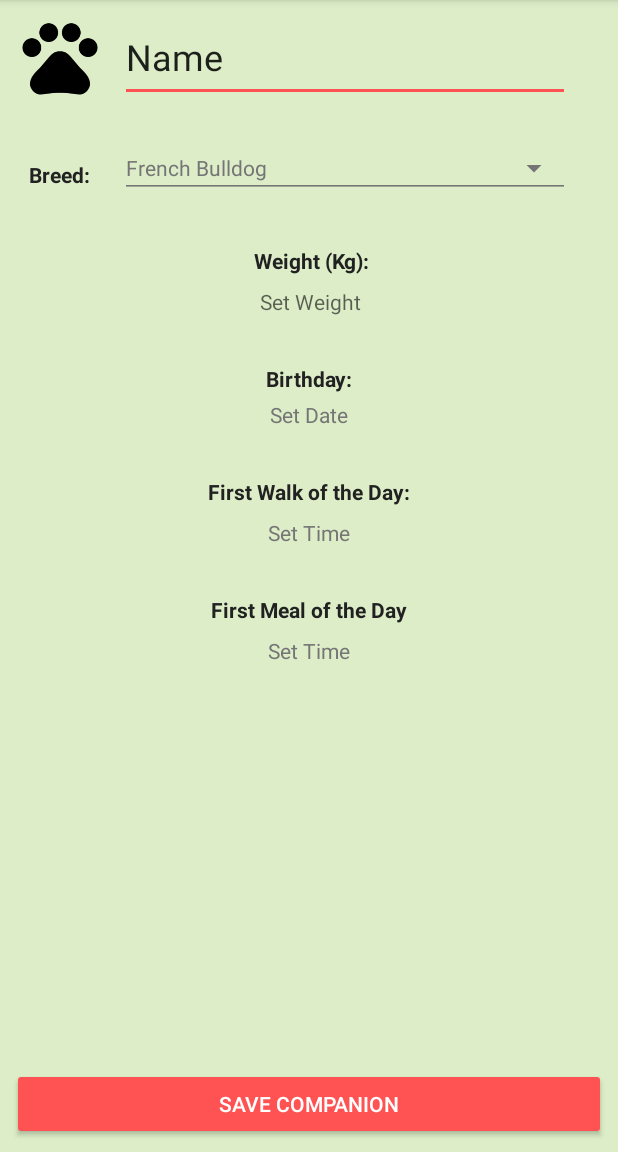
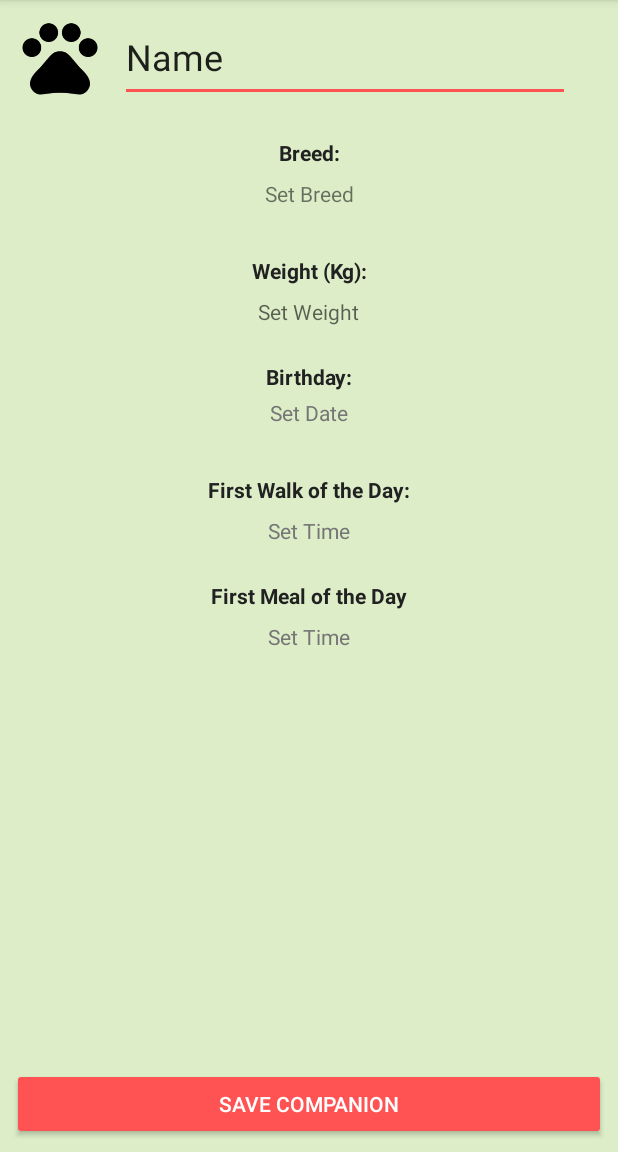
Before and after one commit to MarcusKarlberg/PawCompanion, an Android app: the DogInfoInputActivity screen opened directly, with no data from a screen before it, on a phone screen of 412 x 824 dp, the part 84-1236 px from its top. Run offline under Robolectric (Android 15) with nearby library versions, the phone set to English and light mode, and no system bars.

Commit message:
Replaced breed spinner with searchview when selecting breeds

```diff
--- a/app/src/main/AndroidManifest.xml
+++ b/app/src/main/AndroidManifest.xml
@@ -26,8 +26,11 @@
 
         <receiver android:name=".notification.MealNotification" />
 
-        <activity android:name=".activity.WalkNotificationActivity"></activity>
+        <activity android:name=".activity.WalkNotificationActivity" />
+
         <receiver android:name=".notification.WalkNotification" />
+
+        <activity android:name=".activity.SelectBreedActivity"></activity>
     </application>
 
 </manifest>
--- a/app/src/main/java/com/example/marcu/pawcompanion/activity/DogInfoInputActivity.java
+++ b/app/src/main/java/com/example/marcu/pawcompanion/activity/DogInfoInputActivity.java
@@ -38,21 +38,23 @@ import java.util.ArrayList;
 public class DogInfoInputActivity extends AppCompatActivity{
     private static final String TAG = "DogInfoInputActivity";
     private static final int ACCESS_PHOTO_LIB = 7686;
+    private static final int SELECT_BREED_REQUEST = 2733;
 
     private EditText nameEditText, weightEditText;
-    private Spinner breedSpinner;
     private Button saveDogButton;
     private ImageView imageView;
     private Uri imageUri;
 
-    private TextView birthdayTextView, walkTimeTextView, mealTimeTextView;
+    private TextView birthdayTextView, walkTimeTextView, mealTimeTextView, breedTextView;
     private DatePickerDialog.OnDateSetListener birthdayDateSetListener;
     private TimePickerDialog.OnTimeSetListener walkTimeSetListener, mealTimeSetListener;
 
     private ArrayList<Breed> breedList;
     private BreedRepo breedRepo;
-    private BreedSpinnerAdapter spinnerAdapter;
+
     private Breed selectedBreed;
+    String selectedBreedstring;
+
     private Dog selectedDog;
 
     private LocalDate currentDate;
@@ -70,14 +72,11 @@ public class DogInfoInputActivity extends AppCompatActivity{
         findViews();
         Log.d(TAG, "DogInfoInputActivity:SECOND ACTIVITY ACTIVATED");
 
-        spinnerAdapter = new BreedSpinnerAdapter(this, breedList);
-        breedSpinner.setAdapter(spinnerAdapter);
-
         Intent intent = getIntent();
         selectedDog = (Dog) intent.getSerializableExtra("selectedDog");
         Log.d(TAG, "DOG TO BE UPDATED 2: " + selectedDog);
 
-        setSpinnerListener();
+        setBreedClickListener();
         setBirthdayClickListener();
         setBirthdatDateListener();
         setWalkTimeClickListener();
@@ -98,35 +97,20 @@ public class DogInfoInputActivity extends AppCompatActivity{
         weightEditText = (EditText) findViewById(R.id.weightEditText);
         walkTimeTextView = (TextView) findViewById(R.id.walkTimeTextView);
         mealTimeTextView = (TextView) findViewById(R.id.mealTimeTextView);
-        breedSpinner = (Spinner) findViewById(R.id.breedSpinner);
+        breedTextView = (TextView) findViewById(R.id.breedTextView);
         saveDogButton = (Button) findViewById(R.id.addCompanionButton);
         imageView = (ImageView) findViewById(R.id.imageView);
     }
 
     private void setDogInfo(){
         nameEditText.setText(selectedDog.getName());
-        breedSpinner.setSelection(selectedDog.getBreed().getId());
+        breedTextView.setText(selectedDog.getBreed().getName());
         weightEditText.setText(String.valueOf(selectedDog.getWeight()));
         DateTimeFormatter formatter = DateTimeFormatter.ofPattern("MM/dd/uuuu");
         birthdayTextView.setText(selectedDog.getBirthDate().format(formatter));
         walkTimeTextView.setText(selectedDog.getFirstWalkTime().toString());
         mealTimeTextView.setText(selectedDog.getFirstMealTime().toString());
         setImageView();
-    }
-
-    private void setSpinnerListener(){
-        breedSpinner.setOnItemSelectedListener(new AdapterView.OnItemSelectedListener() {
-            @Override
-            public void onItemSelected(AdapterView<?> adapterView, View view, int position, long l) {
-                selectedBreed = (Breed) adapterView.getItemAtPosition(position);
-                Log.d(TAG, "onItemSelected: ITEM SELECTED: " + selectedBreed.toString());
-            }
-
-            @Override
-            public void onNothingSelected(AdapterView<?> adapterView) {
-
-            }
-        });
     }
 
     private void setImageViewClickListener(){
@@ -156,6 +140,25 @@ public class DogInfoInputActivity extends AppCompatActivity{
                 }
             }
         }
+        if(requestCode == SELECT_BREED_REQUEST){
+            if(resultCode == RESULT_OK){
+                //Select the breed
+                this.selectedBreedstring = data.getStringExtra("selectedBreed");
+                breedTextView.setText(this.selectedBreedstring);
+                selectedBreed = breedRepo.getBreedByName(selectedBreedstring);
+            }
+        }
+    }
+
+    private void setBreedClickListener(){
+        breedTextView.setOnClickListener(new View.OnClickListener(){
+
+            @Override
+            public void onClick(View view){
+                Intent pickBreedIntent = new Intent(DogInfoInputActivity.this, SelectBreedActivity.class);
+                startActivityForResult(pickBreedIntent, SELECT_BREED_REQUEST);
+            }
+        });
     }
 
     private void setBirthdayClickListener(){
--- a/app/src/main/java/com/example/marcu/pawcompanion/repository/BreedRepo.java
+++ b/app/src/main/java/com/example/marcu/pawcompanion/repository/BreedRepo.java
@@ -16,40 +16,60 @@ public final class BreedRepo {
     //Todo: add search bar
 
     public BreedRepo() {
-//        breeds.add(new Breed(0,"Australian Sheperds",0 ,0 ));
-//        breeds.add(new Breed(1,"Beagle",0 ,0 ));
-//        breeds.add(new Breed(2,"Bernese Mountain Dog",0 ,0 ));
-//        breeds.add(new Breed(3, "Boston Terrier",0 ,0 ));
-//        breeds.add(new Breed(4, "Boxer",0 ,0 ));
-//        breeds.add(new Breed(5,"Brittany",0 ,0 ));
-//        breeds.add(new Breed(6, "Bulldog",0 ,0 ));
-//        breeds.add(new Breed(7,"Cavalier King Charles",0 ,0 ));
-//        breeds.add(new Breed(8,"Chihuaua",0 ,0 ));
-//        breeds.add(new Breed(9,"Dachshound",0 ,0 ));
-//        breeds.add(new Breed(10,"Doberman Pinscher",0 ,0 ));
+        breeds.add(new Breed(0,"Australian Sheperds",0 ,0 ));
+        breeds.add(new Breed(1,"Beagle",0 ,0 ));
+        breeds.add(new Breed(2,"Bernese Mountain Dog",0 ,0 ));
+        breeds.add(new Breed(3, "Boston Terrier",0 ,0 ));
+        breeds.add(new Breed(4, "Boxer",0 ,0 ));
+        breeds.add(new Breed(5,"Brittany",0 ,0 ));
+        breeds.add(new Breed(6, "Bulldog",0 ,0 ));
+        breeds.add(new Breed(7,"Cavalier King Charles",0 ,0 ));
+        breeds.add(new Breed(8,"Chihuaua",0 ,0 ));
+        breeds.add(new Breed(9,"Dachshound",0 ,0 ));
+        breeds.add(new Breed(10,"Doberman Pinscher",0 ,0 ));
         breeds.add(new Breed(0,"French Bulldog",2 ,2 ));
-//        breeds.add(new Breed(12, "German Shepherd", 0, 0));
-//        breeds.add(new Breed(13,"Golden Retriever", 0, 0));
+        breeds.add(new Breed(12, "German Shepherd", 0, 0));
+        breeds.add(new Breed(13,"Golden Retriever", 0, 0));
         breeds.add(new Breed(1, "Greate Dane",5 ,5 ));
-//        breeds.add(new Breed(15,"Havanese",0 ,0 ));
-//        breeds.add(new Breed(16,"Labrador", 0, 0));
-//        breeds.add(new Breed(17,"Mastiffs",0 ,0 ));
+        breeds.add(new Breed(15,"Havanese",0 ,0 ));
+        breeds.add(new Breed(16,"Labrador", 0, 0));
+        breeds.add(new Breed(17,"Mastiffs",0 ,0 ));
         breeds.add(new Breed(2, "Miniature Schnauzer",4 ,2 ));
-//        breeds.add(new Breed(19,"Pointer, short haired",0 ,0 ));
-//        breeds.add(new Breed(20,"Pomeranian",0 ,0 ));
-//        breeds.add(new Breed(21,"Poodle",0 ,0 ));
+        breeds.add(new Breed(19,"Pointer, short haired",0 ,0 ));
+        breeds.add(new Breed(20,"Pomeranian",0 ,0 ));
+        breeds.add(new Breed(21,"Poodle",0 ,0 ));
         breeds.add(new Breed(3,"Pug",3 ,0 ));
-//        breeds.add(new Breed(23, "Rottweiler",0 ,0 ));
-//        breeds.add(new Breed(24, "Shetland Sheepdog",0 ,0 ));
-//        breeds.add(new Breed(25,"Shih Tzu",0 ,0 ));
+        breeds.add(new Breed(23, "Rottweiler",0 ,0 ));
+        breeds.add(new Breed(24, "Shetland Sheepdog",0 ,0 ));
+        breeds.add(new Breed(25,"Shih Tzu",0 ,0 ));
         breeds.add(new Breed(4,"Siberian Husky",5 ,3 ));
-//        breeds.add(new Breed(27,"Spaniel, Cocker",0 ,0 ));
-//        breeds.add(new Breed(28,"Spaniel, English Springer",0 ,0 ));
-//        breeds.add(new Breed(29,"Vizslas",0 ,0 ));
-//        breeds.add(new Breed(30,"Yorkshire Terrier",0 ,0 ));
+        breeds.add(new Breed(27,"Spaniel, Cocker",0 ,0 ));
+        breeds.add(new Breed(28,"Spaniel, English Springer",0 ,0 ));
+        breeds.add(new Breed(29,"Vizslas",0 ,0 ));
+        breeds.add(new Breed(30,"Yorkshire Terrier",0 ,0 ));
     }
 
     public ArrayList<Breed> getAllBreeds(){
         return this.breeds;
     }
+
+    public Breed getBreedByName(String name){
+        Breed breed = null;
+        for(Breed b : breeds){
+            if(b.getName().equalsIgnoreCase(name)){
+                breed = b;
+            }
+        }
+        return breed;
+    }
+
+    public ArrayList<String> getAllBreedNames(){
+        ArrayList<String> names = new ArrayList<>();
+
+        for(Breed b : breeds) {
+            names.add(b.getName());
+        }
+
+        return names;
+    }
 }
--- a/app/src/main/res/layout/activity_dog_info_input.xml
+++ b/app/src/main/res/layout/activity_dog_info_input.xml
@@ -29,37 +29,11 @@
         app:layout_constraintStart_toEndOf="@+id/imageView"
         app:layout_constraintTop_toTopOf="parent" />
 
-    <Spinner
-        android:id="@+id/breedSpinner"
-        style="@style/Widget.AppCompat.Spinner.Underlined"
-        android:layout_width="0dp"
-        android:layout_height="wrap_content"
-        android:layout_marginTop="24dp"
-        android:visibility="visible"
-        app:layout_constraintEnd_toEndOf="@+id/callEditText"
-        app:layout_constraintStart_toStartOf="@+id/callEditText"
-        app:layout_constraintTop_toBottomOf="@+id/callEditText" />
-
-    <TextView
-        android:id="@+id/TitleSpinner"
-        android:layout_width="wrap_content"
-        android:layout_height="wrap_content"
-        android:layout_marginEnd="20dp"
-        android:layout_marginRight="20dp"
-        android:layout_marginTop="8dp"
-        android:text="Breed:"
-        android:textColor="@color/primary_text"
-        android:textSize="14sp"
-        android:textStyle="bold"
-        app:layout_constraintBottom_toBottomOf="@+id/breedSpinner"
-        app:layout_constraintEnd_toStartOf="@+id/breedSpinner"
-        app:layout_constraintTop_toTopOf="@+id/breedSpinner" />
-
     <TextView
         android:id="@+id/textView3"
         android:layout_width="wrap_content"
         android:layout_height="24dp"
-        android:layout_marginTop="32dp"
+        android:layout_marginTop="24dp"
         android:text="Birthday:"
         android:textColor="@color/primary_text"
         android:textSize="14sp"
@@ -73,14 +47,31 @@
         android:id="@+id/textView5"
         android:layout_width="wrap_content"
         android:layout_height="wrap_content"
+        android:layout_marginEnd="2dp"
         android:layout_marginTop="32dp"
         android:text=" Weight (Kg):"
         android:textColor="@color/primary_text"
         android:textSize="14sp"
         android:textStyle="bold"
         app:layout_constraintEnd_toEndOf="parent"
+        app:layout_constraintHorizontal_bias="0.501"
         app:layout_constraintStart_toStartOf="parent"
-        app:layout_constraintTop_toBottomOf="@+id/breedSpinner" />
+        app:layout_constraintTop_toBottomOf="@+id/breedTextView" />
+
+    <TextView
+        android:id="@+id/textView6"
+        android:layout_width="wrap_content"
+        android:layout_height="wrap_content"
+        android:layout_marginEnd="8dp"
+        android:layout_marginStart="8dp"
+        android:layout_marginTop="24dp"
+        android:text="Breed:"
+        android:textColor="@color/primary_text"
+        android:textSize="14sp"
+        android:textStyle="bold"
+        app:layout_constraintEnd_toEndOf="parent"
+        app:layout_constraintStart_toStartOf="parent"
+        app:layout_constraintTop_toBottomOf="@+id/callEditText" />
 
     <EditText
         android:id="@+id/weightEditText"
@@ -163,7 +154,7 @@
         android:id="@+id/textView2"
         android:layout_width="wrap_content"
         android:layout_height="wrap_content"
-        android:layout_marginTop="32dp"
+        android:layout_marginTop="24dp"
         android:text="First Meal of the Day"
         android:textColor="@color/primary_text"
         android:textStyle="bold"
@@ -188,4 +179,18 @@
         app:layout_constraintStart_toStartOf="@+id/textView2"
         app:layout_constraintTop_toBottomOf="@+id/textView2" />
 
+    <TextView
+        android:id="@+id/breedTextView"
+        android:layout_width="0dp"
+        android:layout_height="wrap_content"
+        android:layout_marginEnd="8dp"
+        android:layout_marginStart="8dp"
+        android:layout_marginTop="8dp"
+        android:gravity="center"
+        android:text="Set Breed"
+        android:textSize="14sp"
+        app:layout_constraintEnd_toEndOf="parent"
+        app:layout_constraintStart_toStartOf="parent"
+        app:layout_constraintTop_toBottomOf="@+id/textView6" />
+
 </android.support.constraint.ConstraintLayout>
```
Also changed, not shown: app/src/main/java/com/example/marcu/pawcompanion/activity/SelectBreedActivity.java (added, +101 -0 lines), app/src/main/res/layout/activity_select_breed.xml (added, +44 -0 lines).
